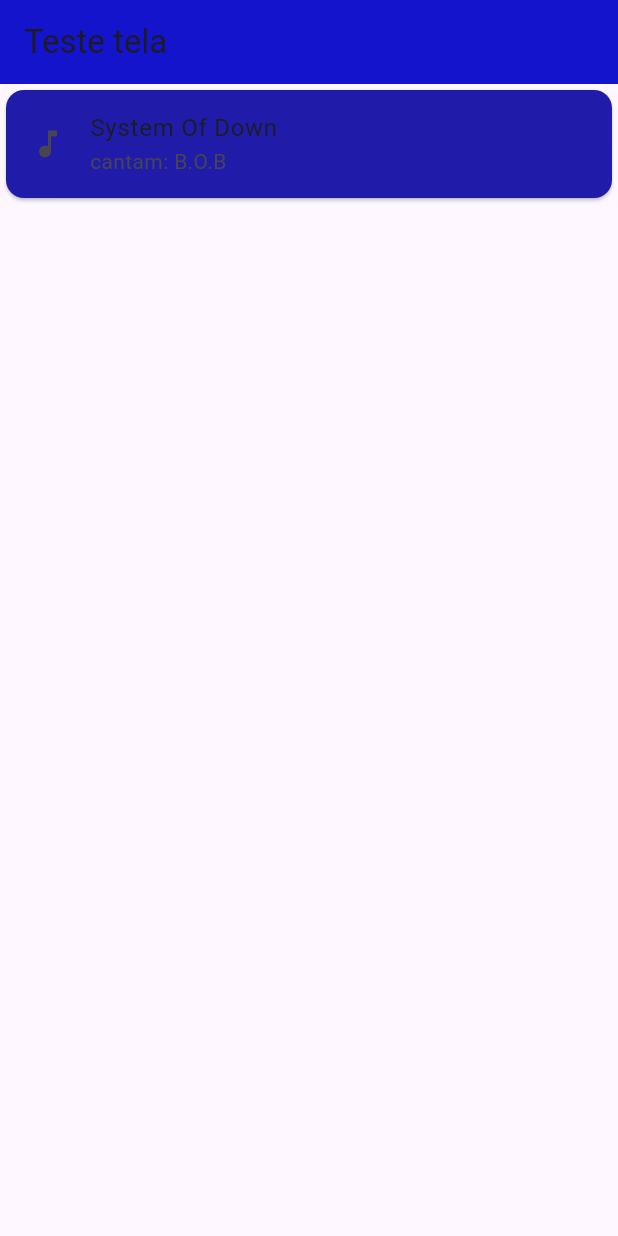
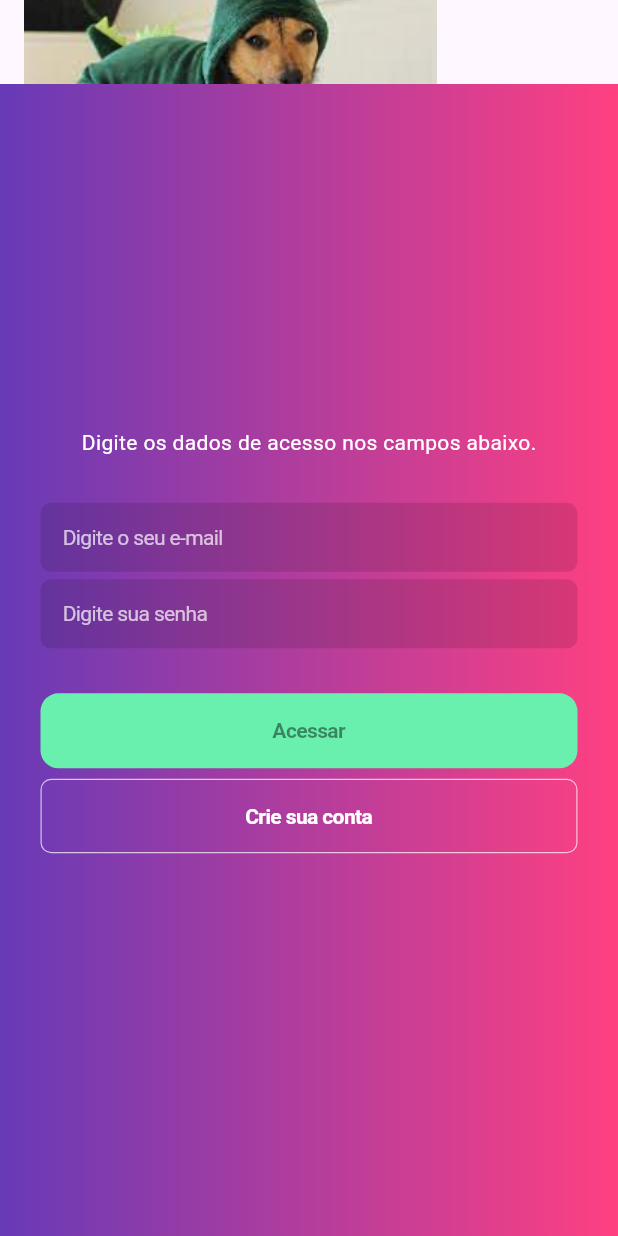
Before and after one commit to HermesLeonardo/AppAviao, a Flutter app: the screen it shows after launch, on a phone screen of 412 x 824 dp. Run offline on Flutter 3.47's test engine with Material 3 defaults, Android fonts, the phone set to English and light mode, and no system bars.

Commit message:
segundo commit

```diff
--- a/lib/main.dart
+++ b/lib/main.dart
@@ -2,21 +2,22 @@
 import 'package:flutter/material.dart';
 
 void main() {
-  runApp(const MainApp());
+  runApp(const MyApp());
 }
 
-class MainApp extends StatelessWidget {
-  const MainApp({super.key});
+class MyApp extends StatelessWidget {
+  const MyApp({super.key});
 
   @override
   Widget build(BuildContext context) {
     return MaterialApp(
-      home: Scaffold(
-        body: const login(),
-        appBar: AppBar(
-            title: const Text("Teste tela"),
-            backgroundColor: const Color.fromARGB(255, 20, 20, 204)),
+      debugShowCheckedModeBanner: false,
+      title: 'Login Page',
+      theme: ThemeData(
+        colorScheme: ColorScheme.fromSeed(seedColor: Colors.deepPurple),
+        useMaterial3: true,
       ),
+      home: const login(),
     );
   }
 }
--- a/lib/pages/login.dart
+++ b/lib/pages/login.dart
@@ -1,3 +1,4 @@
+import 'package:flutter/cupertino.dart';
 import 'package:flutter/material.dart';
 
 class login extends StatelessWidget {
@@ -5,20 +6,95 @@
 
   @override
   Widget build(BuildContext context) {
-    return const Column(
-      children: [
-        Card(
-          color: Color.fromARGB(255, 32, 28, 169),
-          child: ListTile(
-            leading: Icon(Icons.music_note),
-            title: Text("System Of Down"),
-            subtitle: Text("cantam: B.O.B"),
+    return Scaffold(
+      extendBodyBehindAppBar: true,
+      appBar: AppBar(
+          title:
+              const Image(image: AssetImage("lib/assets/images/dogdino.png"))),
+      body: Container(
+        width: MediaQuery.of(context).size.width,
+        padding: const EdgeInsets.all(27),
+        decoration: const BoxDecoration(
+          gradient: LinearGradient(
+            colors: [
+              Colors.deepPurple,
+              Colors.pinkAccent,
+            ],
           ),
         ),
-        ListTile(
-          key: Key('piroca'),
-        )
-      ],
+        child: Column(
+          mainAxisAlignment: MainAxisAlignment.center,
+          children: [
+            const SizedBox(height: 30),
+            const Text(
+              "Digite os dados de acesso nos campos abaixo.",
+              style: TextStyle(
+                color: Colors.white,
+              ),
+            ),
+            const SizedBox(height: 30),
+            const CupertinoTextField(
+              cursorColor: Colors.pinkAccent,
+              padding: EdgeInsets.all(15),
+              placeholder: "Digite o seu e-mail",
+              placeholderStyle: TextStyle(color: Colors.white70, fontSize: 14),
+              style: TextStyle(color: Colors.white, fontSize: 14),
+              decoration: BoxDecoration(
+                  color: Colors.black12,
+                  borderRadius: BorderRadius.all(
+                    Radius.circular(7),
+                  )),
+            ),
+            const SizedBox(height: 5),
+            const CupertinoTextField(
+              padding: EdgeInsets.all(15),
+              cursorColor: Colors.pinkAccent,
+              placeholder: "Digite sua senha",
+              obscureText: true,
+              placeholderStyle: TextStyle(color: Colors.white70, fontSize: 14),
+              style: TextStyle(color: Colors.white, fontSize: 14),
+              decoration: BoxDecoration(
+                  color: Colors.black12,
+                  borderRadius: BorderRadius.all(
+                    Radius.circular(7),
+                  )),
+            ),
+            const SizedBox(height: 30),
+            SizedBox(
+              width: double.infinity,
+              child: CupertinoButton(
+                padding: const EdgeInsets.all(17),
+                color: Colors.greenAccent,
+                child: const Text(
+                  "Acessar",
+                  style: TextStyle(
+                      color: Colors.black45,
+                      fontSize: 14,
+                      fontWeight: FontWeight.w600),
+                ),
+                onPressed: () {},
+              ),
+            ),
+            const SizedBox(height: 7),
+            Container(
+              width: double.infinity,
+              decoration: BoxDecoration(
+                  border: Border.all(color: Colors.white70, width: 0.8),
+                  borderRadius: BorderRadius.circular(7)),
+              child: CupertinoButton(
+                child: const Text(
+                  "Crie sua conta",
+                  style: TextStyle(
+                      color: Colors.white,
+                      fontSize: 14,
+                      fontWeight: FontWeight.w600),
+                ),
+                onPressed: () {},
+              ),
+            ),
+          ],
+        ),
+      ),
     );
   }
 }
--- a/pubspec.yaml
+++ b/pubspec.yaml
@@ -17,3 +17,5 @@
 
 flutter:
   uses-material-design: true
+  assets:
+    - lib/assets/images/dogdino.png
```
Also changed, not shown: lib/assets/images/dogdino.png (added).
